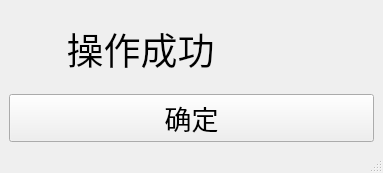
Above: UI/yes.ui from DefJia/TCM-Retrieval-System before the change. Below: the same form after it.
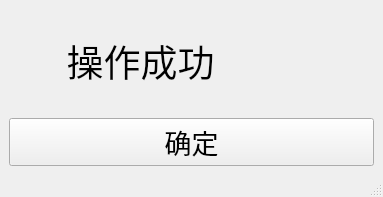
That is the form after the change.

Diff of the .ui file:
```diff
--- a/UI/yes.ui
+++ b/UI/yes.ui
@@ -7,7 +7,7 @@
     <x>0</x>
     <y>0</y>
     <width>383</width>
-    <height>173</height>
+    <height>197</height>
    </rect>
   </property>
   <property name="windowTitle">
```
Left out of the diff: 3 changed lines with no effect on the pictures.
